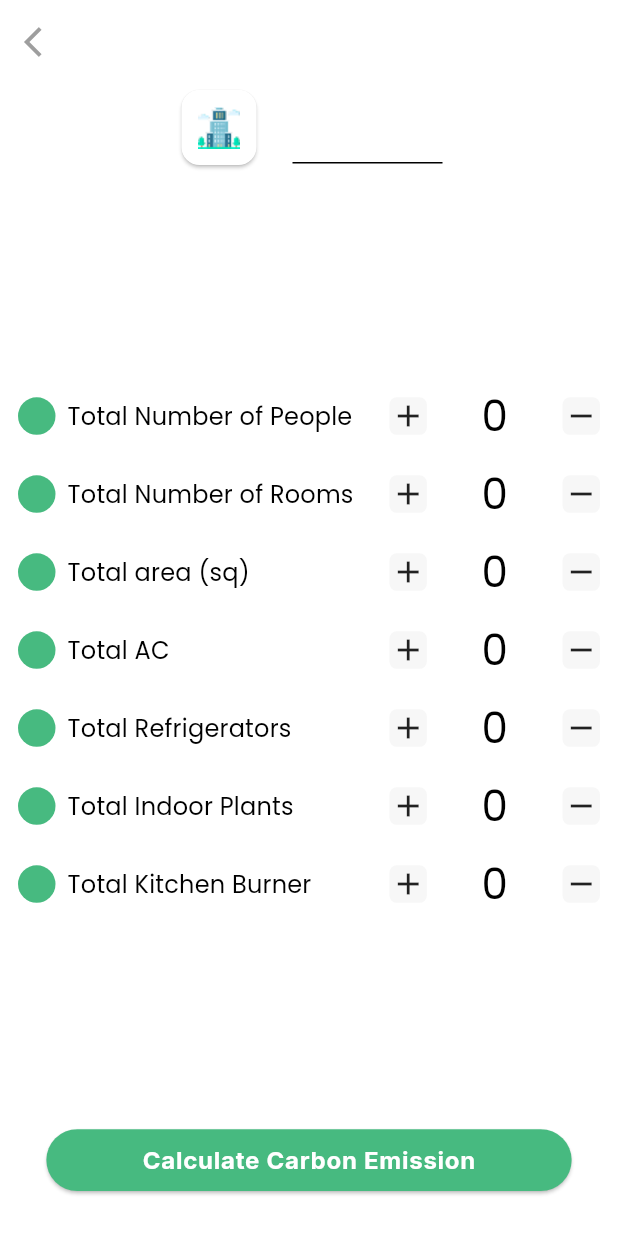
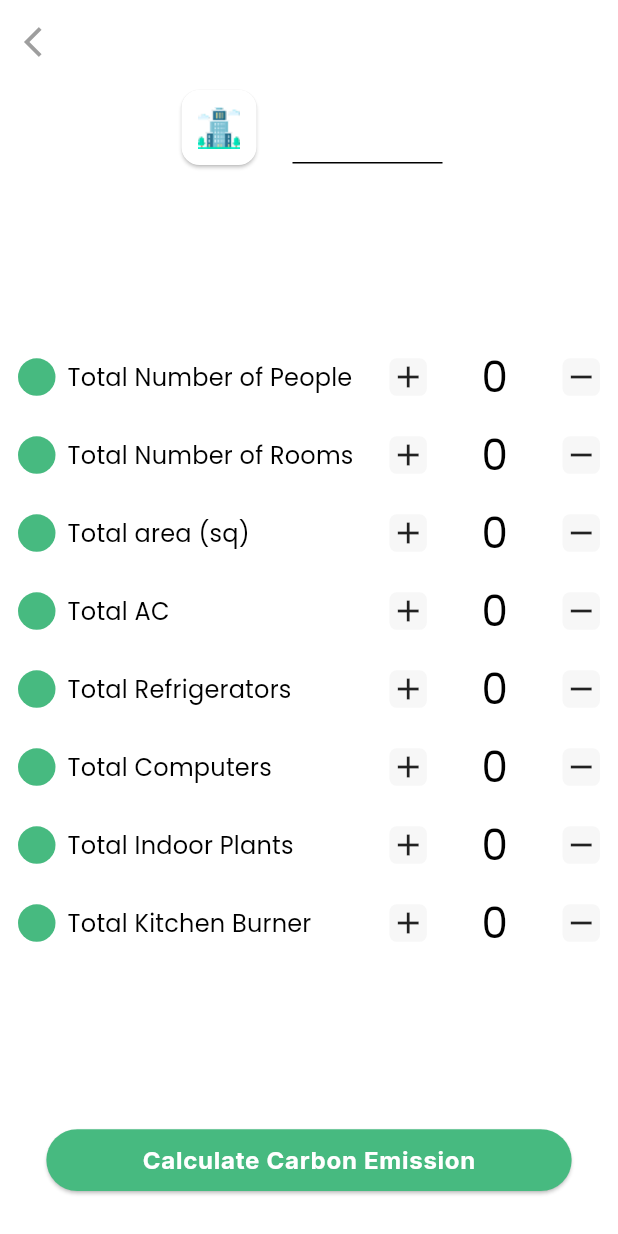
Before and after one commit to Nayem-Ali/M360-ICT, a Flutter app: the AddPlaceView screen opened by its route, on a phone screen of 412 x 824 dp. Run offline on Flutter 3.47's test engine with Material 3 defaults, Android fonts, the phone set to English and light mode, and no system bars; our stand-ins replace bot_toast, equatable, firebase_auth, firebase_core, fl_chart, flutter_bloc and 6 more; missing offline and left inert: geekyants_flutter_gauges; accounts and stored records are empty.

Commit message:
Issue Fixed on Calculate Emission View

```diff
--- a/lib/src/features/home/presentation/components/info_tile.dart
+++ b/lib/src/features/home/presentation/components/info_tile.dart
@@ -20,6 +20,7 @@ class _InfoTileState extends State<InfoTile> {
     "Total area (sq)",
     "Total AC",
     "Total Refrigerators",
+    "Total Computers",
     "Total Indoor Plants",
     "Total Kitchen Burner",
   ];
```
